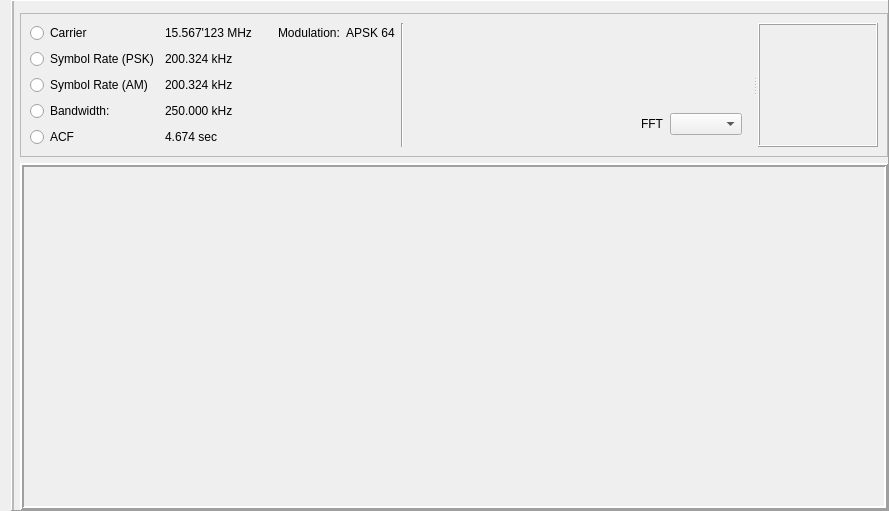
Before: the Qt Designer form sources/Arks/Scope Analyzer/window/scope_analyzer_window.ui in AquaCreatura/AquaWave, drawn with Qt 5.
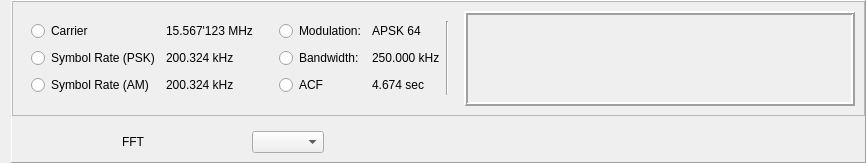
After: the same form once the commit is applied.

Commit message: refactor(demod): reformed harmonic analyzer

Diff of the .ui file:
```diff
--- a/sources/Arks/Scope Analyzer/window/scope_analyzer_window.ui
+++ b/sources/Arks/Scope Analyzer/window/scope_analyzer_window.ui
@@ -6,8 +6,8 @@
    <rect>
     <x>0</x>
     <y>0</y>
-    <width>889</width>
-    <height>511</height>
+    <width>866</width>
+    <height>163</height>
    </rect>
   </property>
   <property name="windowTitle">
@@ -56,73 +56,7 @@
       <property name="bottomMargin">
        <number>0</number>
       </property>
-      <item row="0" column="0" rowspan="4">
-       <widget class="QFrame" name="frame_2">
-        <property name="sizePolicy">
-         <sizepolicy hsizetype="Maximum" vsizetype="Preferred">
-          <horstretch>0</horstretch>
-          <verstretch>0</verstretch>
-         </sizepolicy>
-        </property>
-        <property name="maximumSize">
-         <size>
-          <width>1300</width>
-          <height>16777215</height>
-         </size>
-        </property>
-        <property name="frameShape">
-         <enum>QFrame::StyledPanel</enum>
-        </property>
-        <property name="frameShadow">
-         <enum>QFrame::Raised</enum>
-        </property>
-        <layout class="QGridLayout" name="gridLayout_2">
-         <property name="leftMargin">
-          <number>0</number>
-         </property>
-         <property name="rightMargin">
-          <number>0</number>
-         </property>
-        </layout>
-       </widget>
-      </item>
-      <item row="3" column="1" colspan="2">
-       <widget class="QFrame" name="main_chart">
-        <property name="sizePolicy">
-         <sizepolicy hsizetype="Preferred" vsizetype="Preferred">
-          <horstretch>2</horstretch>
-          <verstretch>0</verstretch>
-         </sizepolicy>
-        </property>
-        <property name="frameShape">
-         <enum>QFrame::Box</enum>
-        </property>
-        <property name="frameShadow">
-         <enum>QFrame::Raised</enum>
-        </property>
-        <property name="lineWidth">
-         <number>2</number>
-        </property>
-        <layout class="QGridLayout" name="gridLayout_11">
-         <item row="1" column="0">
-          <widget class="QStackedWidget" name="harmonic_chart_stacked">
-           <property name="sizePolicy">
-            <sizepolicy hsizetype="Preferred" vsizetype="Preferred">
-             <horstretch>0</horstretch>
-             <verstretch>0</verstretch>
-            </sizepolicy>
-           </property>
-           <property name="currentIndex">
-            <number>1</number>
-           </property>
-           <widget class="QWidget" name="page"/>
-           <widget class="QWidget" name="page_2"/>
-          </widget>
-         </item>
-        </layout>
-       </widget>
-      </item>
-      <item row="2" column="1" colspan="2">
+      <item row="0" column="0" colspan="2">
        <widget class="QFrame" name="frame_3">
         <property name="sizePolicy">
          <sizepolicy hsizetype="Expanding" vsizetype="Preferred">
@@ -136,34 +70,67 @@
         <property name="frameShadow">
          <enum>QFrame::Raised</enum>
         </property>
-        <layout class="QGridLayout" name="gridLayout_6">
+        <layout class="QGridLayout" name="gridLayout_4">
          <item row="0" column="0">
-          <widget class="QSplitter" name="splitter_2">
-           <property name="frameShape">
-            <enum>QFrame::NoFrame</enum>
-           </property>
-           <property name="lineWidth">
-            <number>1</number>
-           </property>
-           <property name="orientation">
-            <enum>Qt::Horizontal</enum>
-           </property>
-           <property name="opaqueResize">
-            <bool>true</bool>
-           </property>
-           <property name="handleWidth">
-            <number>7</number>
-           </property>
            <widget class="QWidget" name="widget" native="true">
-            <layout class="QGridLayout" name="gridLayout_3">
-             <item row="2" column="1">
-              <widget class="QLabel" name="symbol_rate_am_label">
+           <layout class="QGridLayout" name="gridLayout_2">
+            <item row="0" column="0">
+             <widget class="QRadioButton" name="carrier_radio_button">
+              <property name="sizePolicy">
+               <sizepolicy hsizetype="Preferred" vsizetype="Fixed">
+                <horstretch>0</horstretch>
+                <verstretch>0</verstretch>
+               </sizepolicy>
+              </property>
                <property name="text">
-                <string>200.324 kHz</string>
-               </property>
-              </widget>
-             </item>
-             <item row="0" column="5" rowspan="5">
+               <string>Carrier</string>
+              </property>
+              <attribute name="buttonGroup">
+               <string notr="true">radio_group_chart_type</string>
+              </attribute>
+             </widget>
+            </item>
+            <item row="0" column="1">
+             <widget class="QLabel" name="carrier_value_label">
+              <property name="text">
+               <string>15.567'123 MHz</string>
+              </property>
+             </widget>
+            </item>
+            <item row="0" column="2">
+             <spacer name="horizontalSpacer_3">
+              <property name="orientation">
+               <enum>Qt::Horizontal</enum>
+              </property>
+              <property name="sizeType">
+               <enum>QSizePolicy::Fixed</enum>
+              </property>
+              <property name="sizeHint" stdset="0">
+               <size>
+                <width>20</width>
+                <height>20</height>
+               </size>
+              </property>
+             </spacer>
+            </item>
+            <item row="0" column="3">
+             <widget class="QRadioButton" name="modulation_radio_button">
+              <property name="text">
+               <string>Modulation:</string>
+              </property>
+              <attribute name="buttonGroup">
+               <string notr="true">radio_group_chart_type</string>
+              </attribute>
+             </widget>
+            </item>
+            <item row="0" column="4">
+             <widget class="QLabel" name="modulation_label">
+              <property name="text">
+               <string>APSK 64</string>
+              </property>
+             </widget>
+            </item>
+            <item row="0" column="5" rowspan="3">
               <widget class="Line" name="line">
                <property name="orientation">
                 <enum>Qt::Vertical</enum>
@@ -186,25 +153,6 @@
                </attribute>
               </widget>
              </item>
-             <item row="4" column="0">
-              <widget class="QRadioButton" name="acf_radio_button">
-               <property name="sizePolicy">
-                <sizepolicy hsizetype="Preferred" vsizetype="Fixed">
-                 <horstretch>0</horstretch>
-                 <verstretch>0</verstretch>
-                </sizepolicy>
-               </property>
-               <property name="focusPolicy">
-                <enum>Qt::StrongFocus</enum>
-               </property>
-               <property name="text">
-                <string>ACF</string>
-               </property>
-               <attribute name="buttonGroup">
-                <string notr="true">radio_group_chart_type</string>
-               </attribute>
-              </widget>
-             </item>
              <item row="1" column="1">
               <widget class="QLabel" name="symbol_rate_psk_label">
                <property name="text">
@@ -212,37 +160,7 @@
                </property>
               </widget>
              </item>
-             <item row="0" column="0">
-              <widget class="QRadioButton" name="carrier_radio_button">
-               <property name="sizePolicy">
-                <sizepolicy hsizetype="Preferred" vsizetype="Fixed">
-                 <horstretch>0</horstretch>
-                 <verstretch>0</verstretch>
-                </sizepolicy>
-               </property>
-               <property name="text">
-                <string>Carrier</string>
-               </property>
-               <attribute name="buttonGroup">
-                <string notr="true">radio_group_chart_type</string>
-               </attribute>
-              </widget>
-             </item>
-             <item row="0" column="4">
-              <widget class="QLabel" name="modulation_label">
-               <property name="text">
-                <string>APSK 64</string>
-               </property>
-              </widget>
-             </item>
-             <item row="4" column="1">
-              <widget class="QLabel" name="acf_value_label">
-               <property name="text">
-                <string>4.674 sec</string>
-               </property>
-              </widget>
-             </item>
-             <item row="3" column="0">
+            <item row="1" column="3">
               <widget class="QRadioButton" name="bandwidth_radio_button">
                <property name="sizePolicy">
                 <sizepolicy hsizetype="Preferred" vsizetype="Fixed">
@@ -261,49 +179,13 @@
                </attribute>
               </widget>
              </item>
-             <item row="0" column="1">
-              <widget class="QLabel" name="carrier_value_label">
-               <property name="text">
-                <string>15.567'123 MHz</string>
-               </property>
-              </widget>
-             </item>
-             <item row="3" column="1">
+            <item row="1" column="4">
               <widget class="QLabel" name="bandwidth_value_label">
                <property name="text">
                 <string>250.000 kHz</string>
                </property>
               </widget>
              </item>
-             <item row="0" column="2">
-              <spacer name="horizontalSpacer_3">
-               <property name="orientation">
-                <enum>Qt::Horizontal</enum>
-               </property>
-               <property name="sizeType">
-                <enum>QSizePolicy::Fixed</enum>
-               </property>
-               <property name="sizeHint" stdset="0">
-                <size>
-                 <width>20</width>
-                 <height>20</height>
-                </size>
-               </property>
-              </spacer>
-             </item>
-             <item row="4" column="6">
-              <spacer name="horizontalSpacer_2">
-               <property name="orientation">
-                <enum>Qt::Horizontal</enum>
-               </property>
-               <property name="sizeHint" stdset="0">
-                <size>
-                 <width>382</width>
-                 <height>20</height>
-                </size>
-               </property>
-              </spacer>
-             </item>
              <item row="2" column="0">
               <widget class="QRadioButton" name="symbol_rate_am_radio_button">
                <property name="text">
@@ -314,23 +196,80 @@
                </attribute>
               </widget>
              </item>
-             <item row="0" column="3">
-              <widget class="QLabel" name="label">
+            <item row="2" column="1">
+             <widget class="QLabel" name="symbol_rate_am_label">
+              <property name="text">
+               <string>200.324 kHz</string>
+              </property>
+             </widget>
+            </item>
+            <item row="2" column="3">
+             <widget class="QRadioButton" name="acf_radio_button">
                <property name="sizePolicy">
-                <sizepolicy hsizetype="Preferred" vsizetype="Maximum">
+               <sizepolicy hsizetype="Preferred" vsizetype="Fixed">
                  <horstretch>0</horstretch>
                  <verstretch>0</verstretch>
                 </sizepolicy>
                </property>
+              <property name="focusPolicy">
+               <enum>Qt::StrongFocus</enum>
+              </property>
                <property name="text">
-                <string>Modulation:</string>
-               </property>
-               <property name="textFormat">
-                <enum>Qt::PlainText</enum>
+               <string>ACF</string>
+              </property>
+              <attribute name="buttonGroup">
+               <string notr="true">radio_group_chart_type</string>
+              </attribute>
+             </widget>
+            </item>
+            <item row="2" column="4">
+             <widget class="QLabel" name="acf_value_label">
+              <property name="text">
+               <string>4.674 sec</string>
                </property>
               </widget>
              </item>
-             <item row="3" column="8" rowspan="2">
+           </layout>
+          </widget>
+         </item>
+         <item row="0" column="1">
+          <widget class="QFrame" name="main_chart">
+           <property name="sizePolicy">
+            <sizepolicy hsizetype="Preferred" vsizetype="Preferred">
+             <horstretch>2</horstretch>
+             <verstretch>0</verstretch>
+            </sizepolicy>
+           </property>
+           <property name="frameShape">
+            <enum>QFrame::Box</enum>
+           </property>
+           <property name="frameShadow">
+            <enum>QFrame::Raised</enum>
+           </property>
+           <property name="lineWidth">
+            <number>2</number>
+           </property>
+           <layout class="QGridLayout" name="gridLayout_11">
+            <item row="1" column="0">
+             <widget class="QStackedWidget" name="harmonic_chart_stacked">
+              <property name="sizePolicy">
+               <sizepolicy hsizetype="Preferred" vsizetype="Preferred">
+                <horstretch>0</horstretch>
+                <verstretch>0</verstretch>
+               </sizepolicy>
+              </property>
+              <property name="currentIndex">
+               <number>-1</number>
+              </property>
+             </widget>
+            </item>
+           </layout>
+          </widget>
+         </item>
+        </layout>
+       </widget>
+      </item>
+      <item row="1" column="0">
               <widget class="QFrame" name="ctrl_buttons_frame">
                <layout class="QHBoxLayout" name="horizontalLayout">
                 <item>
@@ -363,34 +302,6 @@
                   <property name="sizeAdjustPolicy">
                    <enum>QComboBox::AdjustToContents</enum>
                   </property>
-                 </widget>
-                </item>
-               </layout>
-              </widget>
-             </item>
-            </layout>
-           </widget>
-           <widget class="QFrame" name="constell_chart">
-            <property name="sizePolicy">
-             <sizepolicy hsizetype="Preferred" vsizetype="Preferred">
-              <horstretch>0</horstretch>
-              <verstretch>0</verstretch>
-             </sizepolicy>
-            </property>
-            <property name="minimumSize">
-             <size>
-              <width>120</width>
-              <height>120</height>
-             </size>
-            </property>
-            <property name="frameShape">
-             <enum>QFrame::Box</enum>
-            </property>
-            <property name="frameShadow">
-             <enum>QFrame::Raised</enum>
-            </property>
-            <layout class="QGridLayout" name="gridLayout_7"/>
-           </widget>
           </widget>
          </item>
         </layout>
```
Lines whose indentation alone changed are shown as unchanged. The commit also changes 12 other files.
